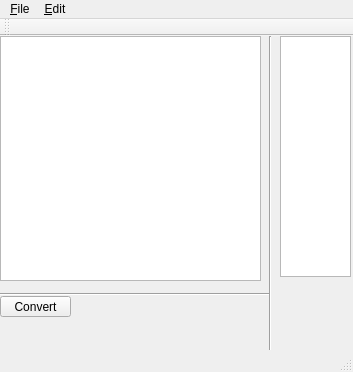
Above: BGTool/mainwindow.ui from renatolond/DsTools before the change. Below: the same form after it.
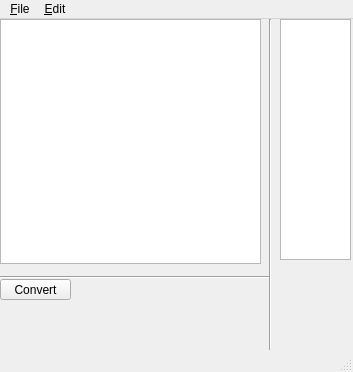
That is the form after the change. Custom widgets are drawn as their Qt base class.

Patch:
```diff
--- a/BGTool/mainwindow.ui
+++ b/BGTool/mainwindow.ui
@@ -98,14 +98,6 @@
    <addaction name="menu_File"/>
    <addaction name="menu_Edit"/>
   </widget>
-  <widget class="QToolBar" name="mainToolBar">
-   <attribute name="toolBarArea">
-    <enum>TopToolBarArea</enum>
-   </attribute>
-   <attribute name="toolBarBreak">
-    <bool>false</bool>
-   </attribute>
-  </widget>
   <widget class="QStatusBar" name="statusBar"/>
   <action name="action_Open_Project">
    <property name="text">
@@ -119,6 +111,13 @@
   </action>
  </widget>
  <layoutdefault spacing="6" margin="11"/>
+ <customwidgets>
+  <customwidget>
+   <class>MouseGraphicsView</class>
+   <extends>QGraphicsView</extends>
+   <header>mousegraphicsview.h</header>
+  </customwidget>
+ </customwidgets>
  <resources/>
  <connections/>
 </ui>
```
Left out of the diff: 8 changed lines with no effect on the pictures.
